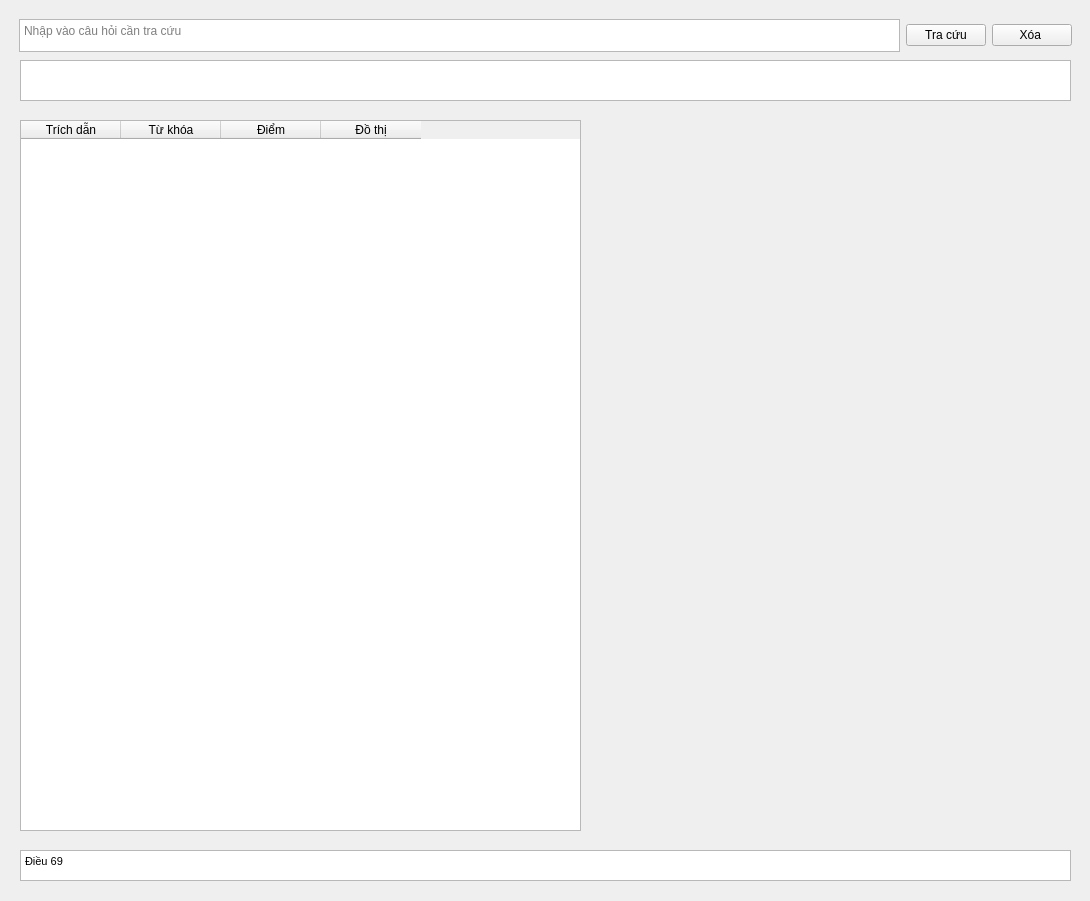
The window that legalretriever.ui (ShShee/legal-corpus-to-conceptual-graph) describes before a commit, drawn with Qt 5.
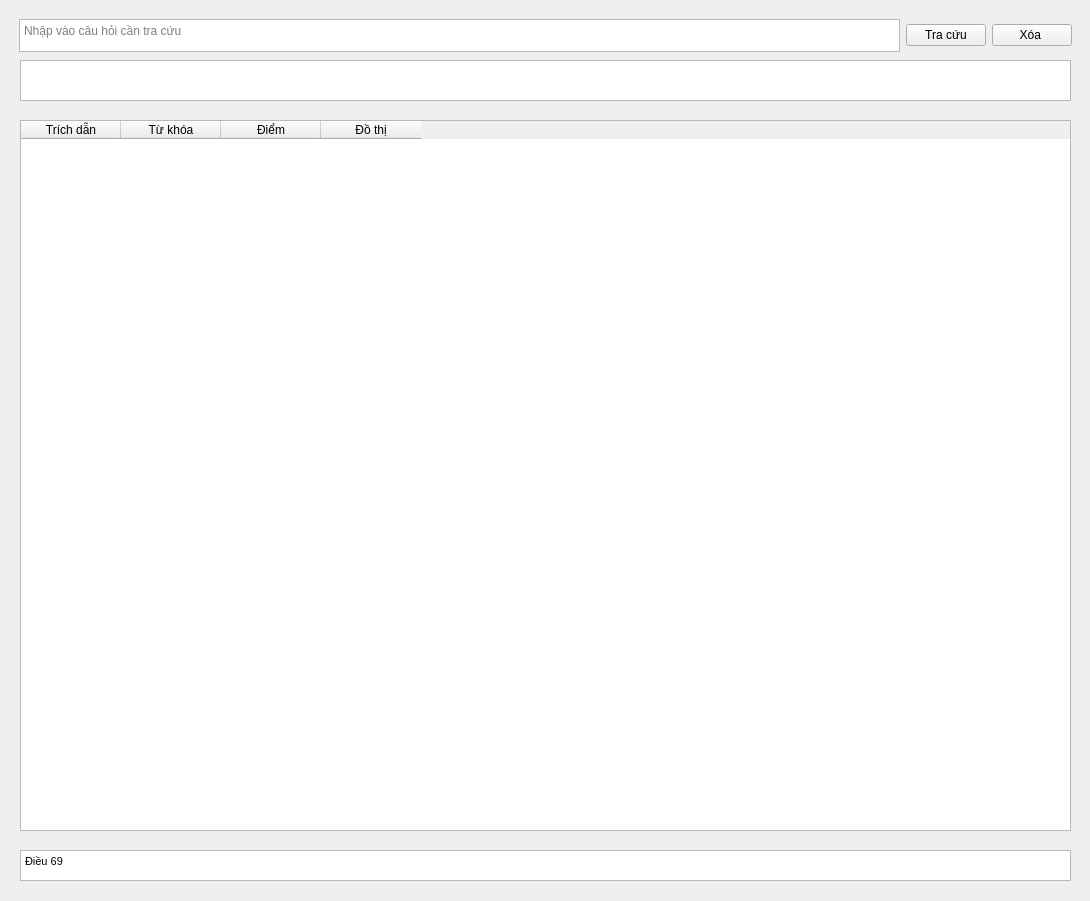
The same window after the commit.

The edit to the form file:
```diff
--- a/legalretriever.ui
+++ b/legalretriever.ui
@@ -68,7 +68,7 @@
      <rect>
       <x>20</x>
       <y>120</y>
-      <width>561</width>
+      <width>1051</width>
       <height>711</height>
      </rect>
     </property>
```
